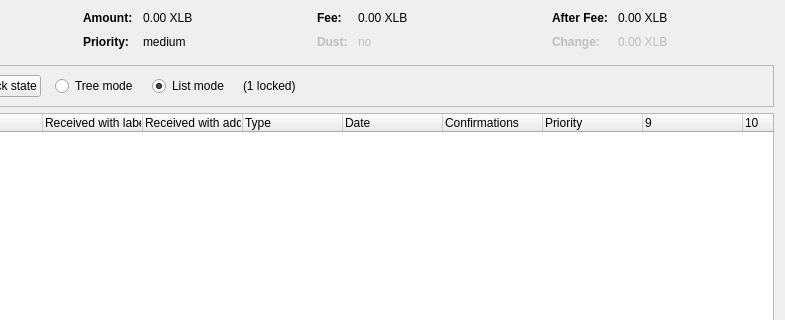
This is src/qt/forms/coincontroldialog.ui in binarysculptor/wallet as Qt 5 draws it before an edit; both pictures show x 169 to 954 and y 0 to 320 of the 954 by 500 pixel window. The edited form follows.
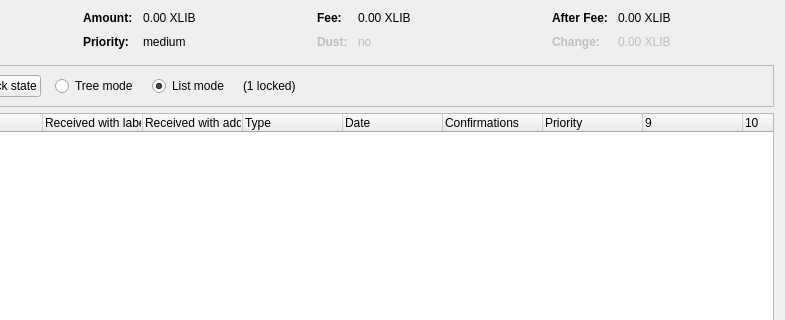
This is the edited form. Custom widgets are drawn as their Qt base class.

Commit message: [#1] XLB => XLIB

```diff
--- a/src/qt/forms/coincontroldialog.ui
+++ b/src/qt/forms/coincontroldialog.ui
@@ -132,7 +132,7 @@
           <enum>Qt::ActionsContextMenu</enum>
          </property>
          <property name="text">
-          <string notr="true">0.00 XLB</string>
+          <string notr="true">0.00 XLIB</string>
          </property>
          <property name="textInteractionFlags">
           <set>Qt::LinksAccessibleByMouse|Qt::TextSelectableByKeyboard|Qt::TextSelectableByMouse</set>
@@ -206,7 +206,7 @@
           <enum>Qt::ActionsContextMenu</enum>
          </property>
          <property name="text">
-          <string notr="true">0.00 XLB</string>
+          <string notr="true">0.00 XLIB</string>
          </property>
          <property name="textInteractionFlags">
           <set>Qt::LinksAccessibleByMouse|Qt::TextSelectableByKeyboard|Qt::TextSelectableByMouse</set>
@@ -286,7 +286,7 @@
           <enum>Qt::ActionsContextMenu</enum>
          </property>
          <property name="text">
-          <string notr="true">0.00 XLB</string>
+          <string notr="true">0.00 XLIB</string>
          </property>
          <property name="textInteractionFlags">
           <set>Qt::LinksAccessibleByMouse|Qt::TextSelectableByKeyboard|Qt::TextSelectableByMouse</set>
@@ -321,7 +321,7 @@
           <enum>Qt::ActionsContextMenu</enum>
          </property>
          <property name="text">
-          <string notr="true">0.00 XLB</string>
+          <string notr="true">0.00 XLIB</string>
          </property>
          <property name="textInteractionFlags">
           <set>Qt::LinksAccessibleByMouse|Qt::TextSelectableByKeyboard|Qt::TextSelectableByMouse</set>
```
The commit also changes 51 other files.
